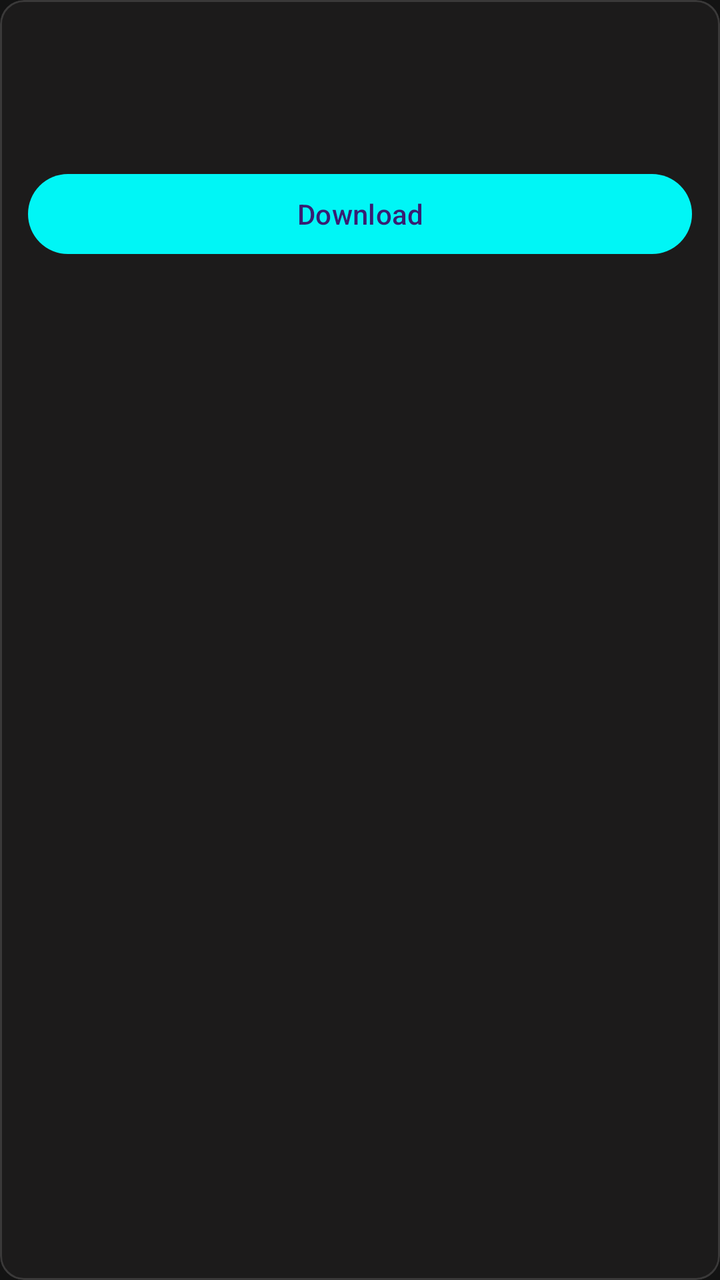
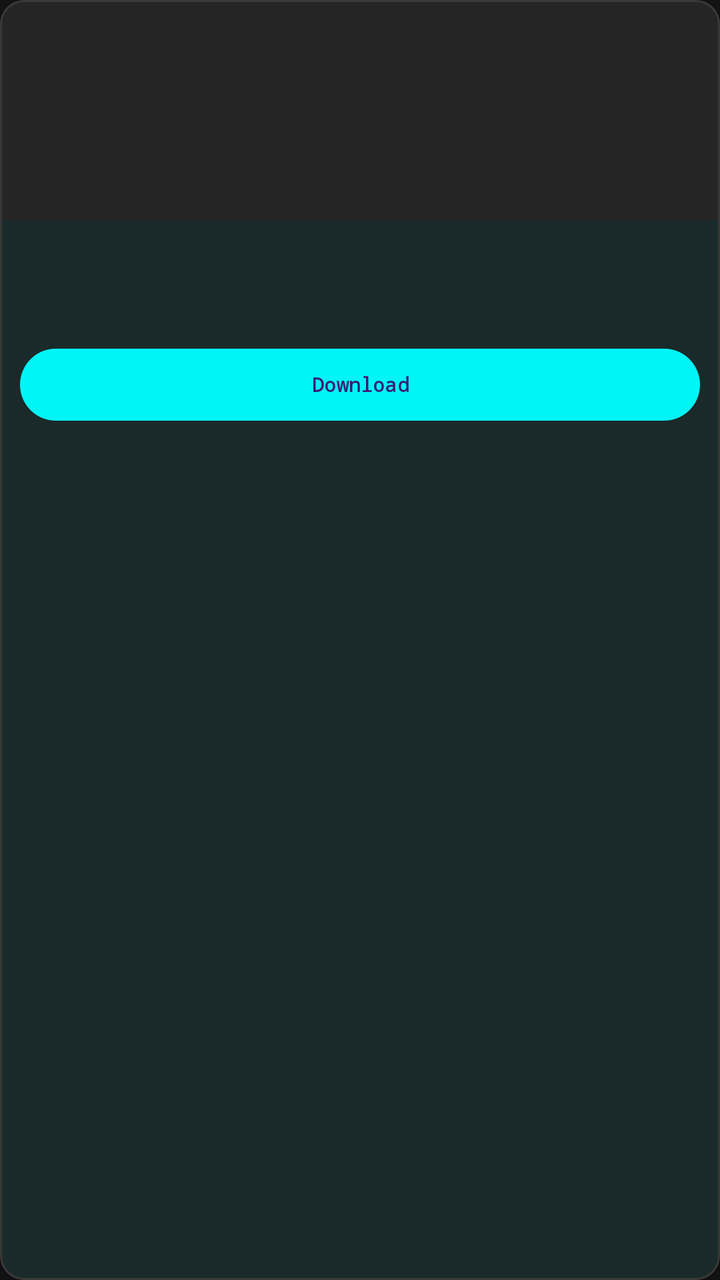

Before-and-after screenshots of an Android layout around one commit, followed by the original layout XML and the change that was made.
<!-- AndroidManifest.xml: application theme Theme.LazPlayLauncher -->
<!-- res/layout/item_library_game.xml -->
<?xml version="1.0" encoding="utf-8"?>
<com.google.android.material.card.MaterialCardView xmlns:android="http://schemas.android.com/apk/res/android"
    xmlns:app="http://schemas.android.com/apk/res-auto"
    android:layout_width="match_parent"
    android:layout_height="wrap_content"
    android:layout_marginBottom="10dp"
    app:cardBackgroundColor="@color/surface"
    app:strokeColor="@color/outline"
    app:strokeWidth="1dp">

    <LinearLayout
        android:layout_width="match_parent"
        android:layout_height="wrap_content"
        android:orientation="vertical"
        android:padding="14dp">

        <TextView
            android:id="@+id/gameTitle"
            android:layout_width="match_parent"
            android:layout_height="wrap_content"
            android:fontFamily="monospace"
            android:textColor="@color/on_surface"
            android:textSize="16sp"
            android:textStyle="bold" />

        <TextView
            android:id="@+id/gameVersion"
            android:layout_width="match_parent"
            android:layout_height="wrap_content"
            android:layout_marginTop="4dp"
            android:fontFamily="monospace"
            android:textColor="@color/on_surface_variant"
            android:textSize="11sp" />

        <TextView
            android:id="@+id/gameStatus"
            android:layout_width="match_parent"
            android:layout_height="wrap_content"
            android:layout_marginTop="4dp"
            android:fontFamily="monospace"
            android:textColor="@color/primary"
            android:textSize="11sp" />

        <ProgressBar
            android:id="@+id/progressBar"
            style="?android:attr/progressBarStyleHorizontal"
            android:layout_width="match_parent"
            android:layout_height="wrap_content"
            android:layout_marginTop="8dp"
            android:max="100"
            android:visibility="gone" />

        <com.google.android.material.button.MaterialButton
            android:id="@+id/actionButton"
            android:layout_width="match_parent"
            android:layout_height="wrap_content"
            android:layout_marginTop="10dp"
            android:text="@string/download" />
    </LinearLayout>
</com.google.android.material.card.MaterialCardView>
<!-- resources referenced by this layout -->
<resources>
  <color name="on_surface">#E5E2E1</color>
  <color name="on_surface_variant">#9A9898</color>
  <color name="outline">#3A3939</color>
  <color name="primary">#00F6F6</color>
  <color name="surface">#1C1B1B</color>
  <string name="download">Download</string>
  <style name="Theme.LazPlayLauncher" parent="Theme.Material3.Dark.NoActionBar">
          <item name="colorPrimary">@color/primary</item>
          <item name="colorSurface">@color/surface</item>
          <item name="android:colorBackground">@color/background</item>
          <item name="android:statusBarColor">@color/background</item>
          <item name="android:navigationBarColor">@color/surface</item>
      </style>
  <color name="background">#131313</color>
</resources>

<!-- the commit's change to res/layout/item_library_game.xml (unified diff, before → after) -->
@@ -1,60 +1,85 @@
 <?xml version="1.0" encoding="utf-8"?>
 <com.google.android.material.card.MaterialCardView xmlns:android="http://schemas.android.com/apk/res/android"
     xmlns:app="http://schemas.android.com/apk/res-auto"
+    android:id="@+id/cardRoot"
     android:layout_width="match_parent"
     android:layout_height="wrap_content"
-    android:layout_marginBottom="10dp"
+    android:layout_margin="6dp"
     app:cardBackgroundColor="@color/surface"
     app:strokeColor="@color/outline"
-    app:strokeWidth="1dp">
+    app:strokeWidth="1dp"
+    app:cardElevation="2dp">
 
     <LinearLayout
         android:layout_width="match_parent"
         android:layout_height="wrap_content"
-        android:orientation="vertical"
-        android:padding="14dp">
+        android:orientation="vertical">
 
-        <TextView
-            android:id="@+id/gameTitle"
+        
+        <ImageView
+            android:id="@+id/gameCover"
+            android:layout_width="match_parent"
+            android:layout_height="110dp"
+            android:scaleType="centerCrop"
+            android:background="#252525"
+            android:contentDescription="Game Cover" />
+
+        <LinearLayout
             android:layout_width="match_parent"
             android:layout_height="wrap_content"
-            android:fontFamily="monospace"
-            android:textColor="@color/on_surface"
-            android:textSize="16sp"
-            android:textStyle="bold" />
+            android:orientation="vertical"
+            android:padding="10dp">
 
-        <TextView
-            android:id="@+id/gameVersion"
-            android:layout_width="match_parent"
-            android:layout_height="wrap_content"
-            android:layout_marginTop="4dp"
-            android:fontFamily="monospace"
-            android:textColor="@color/on_surface_variant"
-            android:textSize="11sp" />
+            <TextView
+                android:id="@+id/gameTitle"
+                android:layout_width="match_parent"
+                android:layout_height="wrap_content"
+                android:fontFamily="monospace"
+                android:textColor="@color/on_surface"
+                android:textSize="13sp"
+                android:textStyle="bold"
+                android:maxLines="1"
+                android:ellipsize="end" />
 
-        <TextView
-            android:id="@+id/gameStatus"
-            android:layout_width="match_parent"
-            android:layout_height="wrap_content"
-            android:layout_marginTop="4dp"
-            android:fontFamily="monospace"
-            android:textColor="@color/primary"
-            android:textSize="11sp" />
+            <TextView
+                android:id="@+id/gameVersion"
+                android:layout_width="match_parent"
+                android:layout_height="wrap_content"
+                android:layout_marginTop="2dp"
+                android:fontFamily="monospace"
+                android:textColor="@color/on_surface_variant"
+                android:textSize="9sp" />
 
-        <ProgressBar
-            android:id="@+id/progressBar"
-            style="?android:attr/progressBarStyleHorizontal"
-            android:layout_width="match_parent"
-            android:layout_height="wrap_content"
-            android:layout_marginTop="8dp"
-            android:max="100"
-            android:visibility="gone" />
+            <TextView
+                android:id="@+id/gameStatus"
+                android:layout_width="match_parent"
+                android:layout_height="wrap_content"
+                android:layout_marginTop="2dp"
+                android:fontFamily="monospace"
+                android:textColor="@color/primary"
+                android:textSize="9sp" />
 
-        <com.google.android.material.button.MaterialButton
-            android:id="@+id/actionButton"
-            android:layout_width="match_parent"
-            android:layout_height="wrap_content"
-            android:layout_marginTop="10dp"
-            android:text="@string/download" />
+            <ProgressBar
+                android:id="@+id/progressBar"
+                style="?android:attr/progressBarStyleHorizontal"
+                android:layout_width="match_parent"
+                android:layout_height="wrap_content"
+                android:layout_marginTop="4dp"
+                android:max="100"
+                android:visibility="gone" />
+
+            <com.google.android.material.button.MaterialButton
+                android:id="@+id/actionButton"
+                android:layout_width="match_parent"
+                android:layout_height="36dp"
+                android:layout_marginTop="8dp"
+                android:padding="0dp"
+                android:insetTop="0dp"
+                android:insetBottom="0dp"
+                android:fontFamily="monospace"
+                android:textSize="10sp"
+                android:textStyle="bold"
+                android:text="@string/download" />
+        </LinearLayout>
     </LinearLayout>
 </com.google.android.material.card.MaterialCardView>
